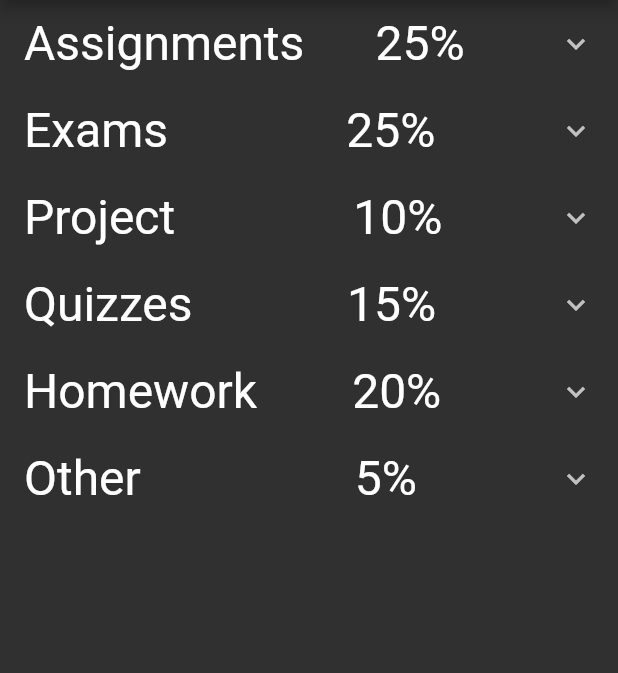
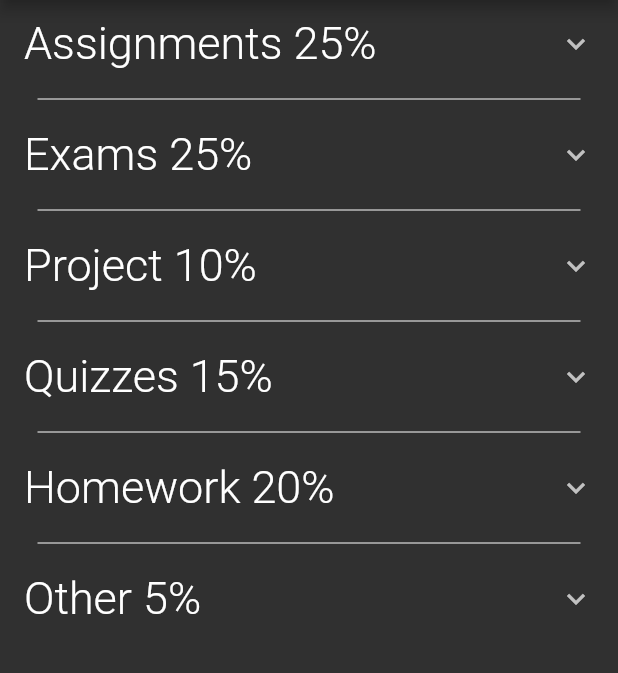
Before and after one commit to rabaraaaron/Gradebook, a Flutter app: the CategoriesPage screen opened by its route, on a phone screen of 412 x 824 dp, the part 84-757 px from its top. Run offline on Flutter 3.47's test engine with Material 2 defaults, Android fonts, the phone set to English and light mode, and no system bars; drawn by our look-alikes of flutter_slidable; our stand-ins replace cloud_firestore, firebase_auth, firebase_core, flutter_spinkit, google_fonts; accounts and stored records are empty; Roboto replaces fonts that are missing (TextStyle).

Commit message:
Made categories slidable, and formatted the page to fit theme of the app

```diff
--- a/gradebook/lib/pages/CategoriesPage.dart
+++ b/gradebook/lib/pages/CategoriesPage.dart
@@ -1,4 +1,5 @@
 import 'dart:collection';
+import 'dart:math';
 import 'package:flutter/material.dart';
 import 'package:flutter_slidable/flutter_slidable.dart';
 import 'package:gradebook/services/auth_service.dart';
@@ -14,11 +15,188 @@ class _CategoriesPageState extends State<CategoriesPage> {
   Map categoriesData = new HashMap<String, List<String>>();
   final GlobalKey scaffoldKey = new GlobalKey();
   final SlidableController slidableController = new SlidableController();
+  int weight = 20;
 
-  int weight = 20;
+
+
+
+
+
+  List<ExpansionTile> expansionList = [];
+
 
   @override
   Widget build(BuildContext context) {
+
+    FlatButton addButton = FlatButton(
+      color: Colors.blue,
+      child: Text(
+        "Add Item",
+        style: Theme.of(context).textTheme.headline1,
+      ),
+    );
+
+    ExpansionTile e1 = ExpansionTile(
+      backgroundColor: Colors.grey[800],
+      title: Text(
+          "Assignments 25%",
+        style: Theme.of(context).textTheme.headline2,
+      ),
+      children: [
+        Container(
+          padding: const EdgeInsets.symmetric(horizontal: 40.0),
+          child: Column(
+            children: [
+              Container(
+                color: Colors.blue,
+                child: addButton,
+              ),
+              Text("Assignment 1", textScaleFactor: 1.5,),
+              Text("Assignment 2", textScaleFactor: 1.5,),
+              Text("Assignment 3", textScaleFactor: 1.5,),
+            ],),
+        )
+      ],
+    );
+
+    ExpansionTile e2 = ExpansionTile(
+      backgroundColor: Colors.grey[800],
+      title: Text(
+        "Exams 25%",
+        style: Theme.of(context).textTheme.headline2,
+      ),
+      children: [
+        Container(
+          padding: const EdgeInsets.symmetric(horizontal: 40.0),
+          child: Column(
+            children: [
+              Container(
+                color: Colors.blue,
+                child: addButton,
+              ),
+              Text("Exam 1", textScaleFactor: 1.5,),
+              Text("Exam 2", textScaleFactor: 1.5,),
+              Text("Exam 4", textScaleFactor: 1.5,),
+              Text("Exam 5", textScaleFactor: 1.5,),
+              Text("Exam 2", textScaleFactor: 1.5,),
+              Text("Exam 4", textScaleFactor: 1.5,),
+              Text("Exam 5", textScaleFactor: 1.5,),
+              Text("Exam 2", textScaleFactor: 1.5,),
+              Text("Exam 4", textScaleFactor: 1.5,),
+              Text("Exam 5", textScaleFactor: 1.5,),
+            ],
+          ),
+        )
+      ],
+    );
+
+    ExpansionTile e3 = ExpansionTile(
+      backgroundColor: Colors.grey[800],
+      //expandedCrossAxisAlignment,
+      title: Text(
+        "Project 10%",
+        style: Theme.of(context).textTheme.headline2,
+      ),
+      children: [
+        Container(
+          padding: const EdgeInsets.symmetric(horizontal: 40.0),
+          child: Column(
+            children: [
+              Container(
+                color: Colors.blue,
+                child: addButton,
+              ),
+              Text("Assignment 1", textScaleFactor: 1.5,),
+              Text("Assignment 2", textScaleFactor: 1.5,),
+              Text("Assignment 3", textScaleFactor: 1.5,),
+            ],),
+        )
+      ],
+    );
+
+    ExpansionTile e4 = ExpansionTile(
+      backgroundColor: Colors.grey[800],
+      title: Text(
+          "Quizzes 15%",
+          style: Theme.of(context).textTheme.headline2,
+      ),
+      children: [
+        Container(
+          padding: const EdgeInsets.symmetric(horizontal: 40.0),
+          child: Column(
+            children: [
+              Container(
+                color: Colors.blue,
+                child: addButton,
+              ),
+              Text("Quiz 1", textScaleFactor: 1.5,),
+              Text("Quiz 2", textScaleFactor: 1.5,),
+              Text("Quiz 3", textScaleFactor: 1.5,),
+              Text("Quiz 4", textScaleFactor: 1.5,),
+            ],
+          ),
+        )
+      ],
+    );
+
+    ExpansionTile e5 = ExpansionTile(
+      backgroundColor: Colors.grey[800],
+      //expandedCrossAxisAlignment,
+      title: Text(
+          "Homework 20%" ,
+          style: Theme.of(context).textTheme.headline2,
+      ),
+      children: [
+        Container(
+          padding: const EdgeInsets.symmetric(horizontal: 40.0),
+          child: Column(
+            children: [
+              Container(
+                color: Colors.blue,
+                child: addButton,
+              ),
+              Text("HW 1", textScaleFactor: 1.5,),
+              Text("HW 2", textScaleFactor: 1.5,),
+              Text("HW 3", textScaleFactor: 1.5,),
+            ],),
+        )
+      ],
+    );
+
+    ExpansionTile e6 = ExpansionTile(
+      backgroundColor: Colors.grey[800],
+      title: Text(
+          "Other 5%",
+          style: Theme.of(context).textTheme.headline2,
+      ),
+      children: [
+        Container(
+          padding: const EdgeInsets.symmetric(horizontal: 40.0),
+          child: Column(
+            children: [
+              Container(
+                color: Colors.blue,
+                child: addButton,
+              ),
+              Text("test ", textScaleFactor: 1.5,),
+              Text("test ", textScaleFactor: 1.5,),
+              Text("test ", textScaleFactor: 1.5,),
+              Text(" ", textScaleFactor: 1.5,),
+            ],
+          ),
+        )
+      ],
+    );
+
+    expansionList.clear();
+
+    expansionList.add(e1);
+    expansionList.add(e2);
+    expansionList.add(e3);
+    expansionList.add(e4);
+    expansionList.add(e5);
+    expansionList.add(e6);
+
     return Scaffold(
       key: scaffoldKey,
       drawer: MenuDrawer(),
@@ -57,192 +235,35 @@ class _CategoriesPageState extends State<CategoriesPage> {
         ],
       ),
 
-      body: ListView(
-        children: [
-          ExpansionTile(
-            backgroundColor: Colors.grey[800],
-            title: Text("Assignments      25%" , textScaleFactor: 2),
-            children: [
-              Container(
-                padding: const EdgeInsets.symmetric(horizontal: 40.0),
-                alignment: Alignment.topLeft,
-                child: Column(
-                  children: [
-                    FlatButton(child: Text("Add item",),),
-                    Text("Assignment 1", textScaleFactor: 1.5,),
-                    Text("Assignment 2", textScaleFactor: 1.5,),
-                    Text("Assignment 3", textScaleFactor: 1.5,),
-                ],),
-              )
-            ],),
-          ExpansionTile(
-            backgroundColor: Colors.grey[800],
-            title: Text("Exams               25%", textScaleFactor: 2),
-            children: [
-              Container(
-                padding: const EdgeInsets.symmetric(horizontal: 40.0),
-                alignment: Alignment.topLeft,
-                child: Column(
-                  children: [
-                    FlatButton(child: Text("Add item",),),
-                    Text("Exam 1", textScaleFactor: 1.5,),
-                    Text("Exam 2", textScaleFactor: 1.5,),
-                    Text("Exam 4", textScaleFactor: 1.5,),
-                    Text("Exam 5", textScaleFactor: 1.5,),
-                    Text("Exam 2", textScaleFactor: 1.5,),
-                    Text("Exam 4", textScaleFactor: 1.5,),
-                    Text("Exam 5", textScaleFactor: 1.5,),
-                    Text("Exam 2", textScaleFactor: 1.5,),
-                    Text("Exam 4", textScaleFactor: 1.5,),
-                    Text("Exam 5", textScaleFactor: 1.5,),
-                  ],
-                ),
-              )
-          ],
+      body: ListView.separated(
+          separatorBuilder: (context, index) => Divider(
+            color: Colors.white,
+            indent: 25.0,
+            endIndent: 25.0,
           ),
-          ExpansionTile(
-            backgroundColor: Colors.grey[800],
-            //expandedCrossAxisAlignment,
-            title: Text("Project               10%" , textScaleFactor: 2),
-            children: [
-              Container(
-                padding: const EdgeInsets.symmetric(horizontal: 40.0),
-                alignment: Alignment.topLeft,
-                child: Column(
-                  children: [
-                    FlatButton(child: Text("Add item",),),
-                    Text("Assignment 1", textScaleFactor: 1.5,),
-                    Text("Assignment 2", textScaleFactor: 1.5,),
-                    Text("Assignment 3", textScaleFactor: 1.5,),
-                  ],),
-              )
-            ],),
-          ExpansionTile(
-            backgroundColor: Colors.grey[800],
-            title: Text("Quizzes             15%", textScaleFactor: 2),
-            children: [
-              Container(
-                padding: const EdgeInsets.symmetric(horizontal: 40.0),
-                alignment: Alignment.topLeft,
-                child: Column(
-                  children: [
-                    FlatButton(child: Text("Add item",),),
-                    Text("Quiz 1", textScaleFactor: 1.5,),
-                    Text("Quiz 2", textScaleFactor: 1.5,),
-                    Text("Quiz 3", textScaleFactor: 1.5,),
-                    Text("Quiz 4", textScaleFactor: 1.5,),
-                  ],
-                ),
+        itemCount: expansionList.length,
+        itemBuilder: (context, index) => Container(
+          child: Slidable(
+            controller: slidableController,
+            actionPane: SlidableDrawerActionPane(),
+            actionExtentRatio: .2,
+            secondaryActions: <Widget>[
+              IconSlideAction(
+                color: Colors.transparent,
+                closeOnTap: true,
+                iconWidget: Icon(Icons.more_vert, color: Colors.white, size: 35,),
+                onTap: () => null,
+              ),
+              IconSlideAction(
+                color: Colors.transparent,
+                closeOnTap: true,
+                iconWidget: Icon(Icons.delete, color: Colors.white, size: 35,),
               )
             ],
+            child: expansionList[index],
           ),
-          ExpansionTile(
-            backgroundColor: Colors.grey[800],
-            //expandedCrossAxisAlignment,
-            title: Text("Homework        20%" , textScaleFactor: 2),
-            children: [
-              Container(
-                padding: const EdgeInsets.symmetric(horizontal: 40.0),
-                alignment: Alignment.topLeft,
-                child: Column(
-                  children: [
-                    FlatButton(child: Text("Add item",),),
-                    Text("HW 1", textScaleFactor: 1.5,),
-                    Text("HW 2", textScaleFactor: 1.5,),
-                    Text("HW 3", textScaleFactor: 1.5,),
-                  ],),
-              )
-            ],),
-          ExpansionTile(
-            backgroundColor: Colors.grey[800],
-            title: Text("Other                  5%", textScaleFactor: 2),
-            children: [
-              Container(
-                padding: const EdgeInsets.symmetric(horizontal: 40.0),
-                alignment: Alignment.topLeft,
-                child: Column(
-                  children: [
-                    FlatButton(child: Text("Add item",),),
-                    Text("test ", textScaleFactor: 1.5,),
-                    Text("test ", textScaleFactor: 1.5,),
-                    Text("test ", textScaleFactor: 1.5,),
-                    Text(" ", textScaleFactor: 1.5,),
-                  ],
-                ),
-              )
-            ],
-          ),
-        ]
+        ),
       )
-        //====================================
-      //   ListView.separated(
-      //   separatorBuilder: (context, index) =>
-      //       Divider(
-      //         color: Colors.white,
-      //         indent: 25.0,
-      //         endIndent: 25.0,
-      //       ),
-      //   itemCount: categoriesStrings.length,
-      //   itemBuilder: (context, index) =>
-      //       Slidable(
-      //         controller: slidableController,
-      //         actionPane: SlidableDrawerActionPane(),
-      //         actionExtentRatio: .2,
-      //         secondaryActions: [
-      //           IconSlideAction(
-      //             color: Colors.transparent,
-      //             closeOnTap: true,
-      //             iconWidget: Icon(Icons.more_vert, color: Colors.white, size: 35,),
-      //             onTap: () => null,
-      //           ),
-      //           IconSlideAction(
-      //             color: Colors.transparent,
-      //             closeOnTap: true,
-      //             iconWidget: Icon(Icons.delete, color: Colors.white, size: 35,),
-      //           )
-      //         ],
-      //         child: Container(
-      //             width: MediaQuery
-      //                 .of(context)
-      //                 .size
-      //                 .width,
-      //             padding: EdgeInsets.all(5),
-      //             child: Row(
-      //               mainAxisAlignment: MainAxisAlignment.start,
-      //               children: [
-      //                 Container(
-      //                   child: Icon(
-      //                       Icons.chevron_right,
-      //                       size: 50,
-      //                     ),
-      //                   ),
-      //                 Expanded(
-      //                   child: GestureDetector(
-      //                     onTap: () {
-      //                       //Todo: make items in categories drop down
-      //                     },
-      //                     child: new Padding(
-      //                       padding: new EdgeInsets.all(20.0),
-      //                       child: Text(
-      //                         "${categoriesStrings[index]}",
-      //                         style: Theme
-      //                             .of(context)
-      //                             .textTheme
-      //                             .headline2,
-      //                       ),
-      //                     ),
-      //                   ),
-      //                 ),
-      //                 Text("20%", textScaleFactor: 2, style: Theme
-      //                     .of(context)
-      //                     .textTheme
-      //                     .headline3,)
-      //                 //================================================
-      //               ],
-      //             )
-      //         ),
-      //       ),
-      // ),
     );
   }
 
--- a/gradebook/lib/pages/TermsPage.dart
+++ b/gradebook/lib/pages/TermsPage.dart
@@ -14,19 +14,6 @@ class _TermsPageState extends State<TermsPage> {
   List<String> terms = ["Fall 2020", "J-term 2021", "Spring 2021", "Summer 2021"];
   final SlidableController slidableController = SlidableController();
   final GlobalKey scaffoldKey = new GlobalKey();
-
-  // @override
-  // void initState() {
-  //   _pushTermClassesOnStartup().then((value){
-  //   });
-  //   super.initState();
-  // }
-
-  // Future _pushTermClassesOnStartup() async {
-  //   await Future.delayed(Duration(seconds: 1));
-  //   //Navigator.pop(context);
-  //    //Navigator.pushNamed(context, '/Home');
-  // }
 
   @override
   Widget build(BuildContext context) {
@@ -78,7 +65,7 @@ class _TermsPageState extends State<TermsPage> {
               IconSlideAction(
                 color: Colors.transparent,
                 closeOnTap: true,
-                iconWidget: Icon(Icons.edit, color: Colors.white, size: 35,),
+                iconWidget: Icon(Icons.more_vert, color: Colors.white, size: 35,),
                 onTap: () => null,
               ),
               IconSlideAction(
```
Also changed, not shown: 1 other file.
